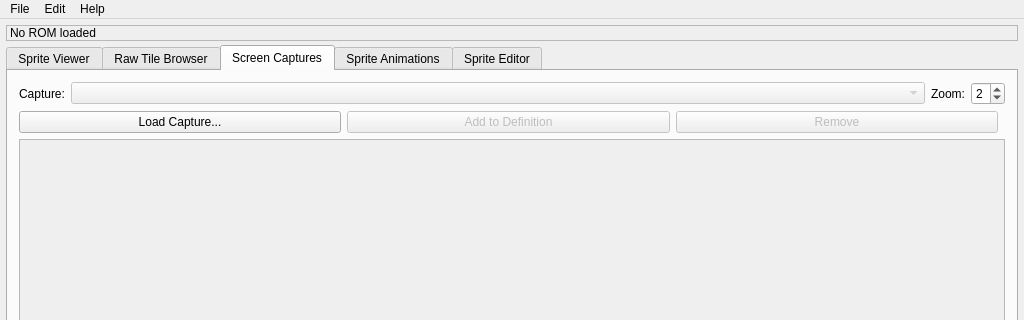
mwales-ai/genesis-hacking, file sprite-editor/MainWindow.ui: the form before one commit; both pictures show x 0 to 1024 and y 0 to 320 of the 1024 by 768 pixel window.
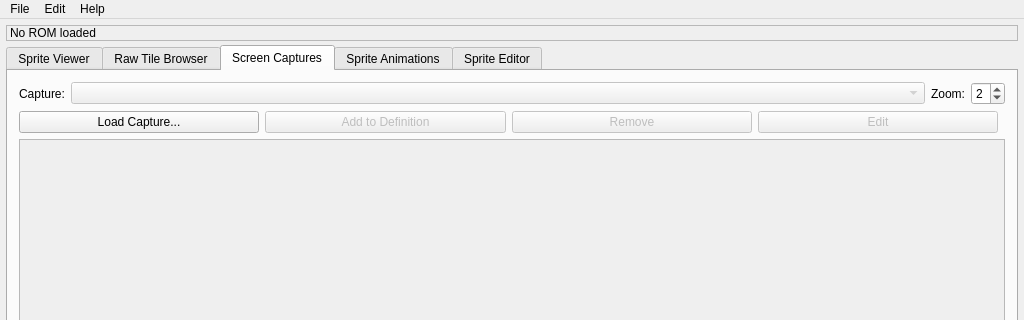
The form after the commit. The open tabs and pages were chosen to show the change. Custom widgets are drawn as their Qt base class.

Commit message: Add screen capture tile editing with shared tile support

What changed in the file:
```diff
--- a/sprite-editor/MainWindow.ui
+++ b/sprite-editor/MainWindow.ui
@@ -517,6 +517,22 @@
             </property>
            </widget>
           </item>
+          <item>
+           <widget class="QPushButton" name="theCapEditButton">
+            <property name="text">
+             <string>Edit</string>
+            </property>
+            <property name="checkable">
+             <bool>true</bool>
+            </property>
+            <property name="enabled">
+             <bool>false</bool>
+            </property>
+            <property name="toolTip">
+             <string>Toggle tile editing mode for this screen capture</string>
+            </property>
+           </widget>
+          </item>
           <item>
            <spacer name="capActionSpacer">
             <property name="orientation">
```
The commit also changes 5 other files.
